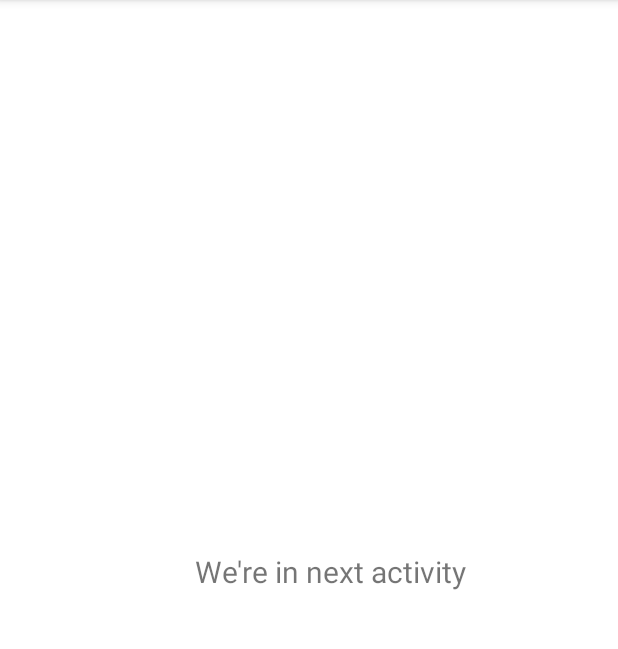
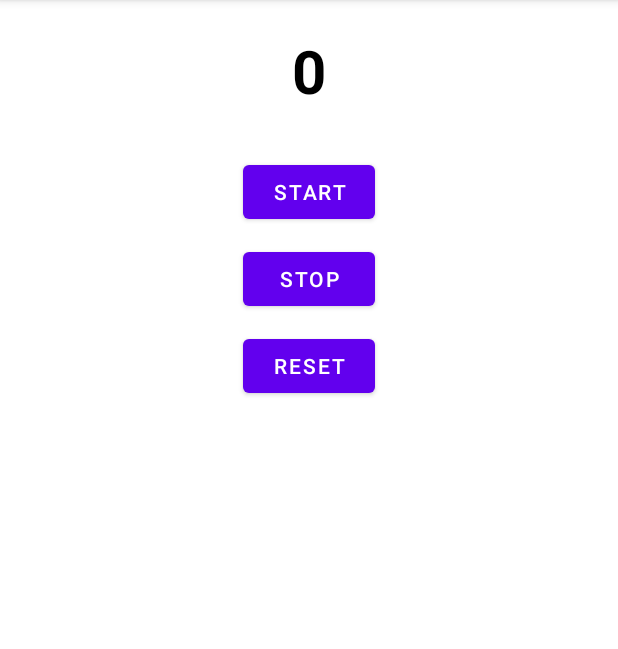
Before and after one commit to AyushMax21/Activity-Lifecycle, an Android app: the NextActivity screen opened directly, with no data from a screen before it, on a phone screen of 412 x 824 dp, the part 84-733 px from its top. Run offline under Robolectric (Android 15) with nearby library versions, the phone set to English and light mode, and no system bars.

Commit message:
onBackPressed, starting timer

```diff
--- a/app/src/main/java/com/eggdevs/androidlifecycle/NextActivity.java
+++ b/app/src/main/java/com/eggdevs/androidlifecycle/NextActivity.java
@@ -4,43 +4,67 @@ import androidx.appcompat.app.AppCompatActivity;
 
 import android.os.Bundle;
 import android.util.Log;
+import android.view.View;
+import android.widget.Button;
+import android.widget.TextView;
 
 public class NextActivity extends AppCompatActivity {
-//Shift + Alt + Mouse Click
+
+   TextView tvTimer;
+   int seconds = 0;
+   boolean running = false;
+
    @Override
    protected void onCreate(Bundle savedInstanceState) {
       super.onCreate(savedInstanceState);
       setContentView(R.layout.activity_main2);
-      Log.i("LearningLifecycle", "NextActivity: Inside onCreate.");
+
+      findViewById(R.id.btnStart).setOnClickListener(new View.OnClickListener() {
+         @Override
+         public void onClick(View view) {
+            startTimer();
+         }
+      });
+
+      findViewById(R.id.btnStop).setOnClickListener(new View.OnClickListener() {
+         @Override
+         public void onClick(View view) {
+            stopTimer();
+         }
+      });
+
+      findViewById(R.id.btnReset).setOnClickListener(new View.OnClickListener() {
+         @Override
+         public void onClick(View view) {
+            resetTimer();
+         }
+      });
+
+      tvTimer = findViewById(R.id.tvTime);
+
+      createTimer();
    }
 
-   @Override
-   protected void onStart() {
-      super.onStart();
-      Log.i("LearningLifecycle", "NextActivity: Inside onStart.");
+   private void createTimer() {
+      tvTimer.setText(String.valueOf(seconds));
    }
 
-   @Override
-   protected void onResume() {
-      super.onResume();
-      Log.i("LearningLifecycle", "NextActivity: Inside onResume.");
+   private void startTimer() {
+      running = true;
+      seconds++;
+      tvTimer.setText(String.valueOf(seconds));
    }
 
-   @Override
-   protected void onPause() {
-      super.onPause();
-      Log.i("LearningLifecycle", "NextActivity: Inside onPause.");
+   private void stopTimer() {
+      running = false;
+      seconds--;
+      tvTimer.setText(String.valueOf(seconds));
    }
 
-   @Override
-   protected void onStop() {
-      super.onStop();
-      Log.i("LearningLifecycle", "NextActivity: Inside onStop.");
+   private void resetTimer() {
+      running = false;
+      seconds = 0;
+      tvTimer.setText(String.valueOf(seconds));
    }
 
-   @Override
-   protected void onDestroy() {
-      super.onDestroy();
-      Log.i("LearningLifecycle", "NextActivity: Inside onDestroy.");
-   }
 }
--- a/app/src/main/res/layout/activity_main2.xml
+++ b/app/src/main/res/layout/activity_main2.xml
@@ -1,23 +1,42 @@
 <?xml version="1.0" encoding="utf-8"?>
-<androidx.constraintlayout.widget.ConstraintLayout xmlns:android="http://schemas.android.com/apk/res/android"
+<LinearLayout xmlns:android="http://schemas.android.com/apk/res/android"
+    android:orientation="vertical"
+    android:gravity="center_horizontal"
     xmlns:app="http://schemas.android.com/apk/res-auto"
     xmlns:tools="http://schemas.android.com/tools"
     android:layout_width="match_parent"
-    android:layout_height="match_parent"
-    tools:context=".MainActivity2">
+    android:layout_height="match_parent">
 
     <TextView
-        android:id="@+id/textView"
+        android:id="@+id/tvTime"
+        android:layout_margin="20sp"
         android:layout_width="wrap_content"
         android:layout_height="wrap_content"
-        android:layout_marginStart="191dp"
-        android:layout_marginTop="353dp"
-        android:layout_marginEnd="162dp"
-        android:textSize="20sp"
-        android:layout_marginBottom="359dp"
-        android:text="We're in next activity"
-        app:layout_constraintBottom_toBottomOf="parent"
-        app:layout_constraintEnd_toEndOf="parent"
-        app:layout_constraintStart_toStartOf="parent"
-        app:layout_constraintTop_toTopOf="parent" />
-</androidx.constraintlayout.widget.ConstraintLayout>
+        android:textColor="@color/black"
+        android:textStyle="bold"
+        android:textSize="40sp"
+        android:text="00:00:00"
+        />
+
+    <Button
+        android:layout_marginTop="10dp"
+        android:id="@+id/btnStart"
+        android:layout_width="wrap_content"
+        android:layout_height="wrap_content"
+        android:text="start" />
+
+    <Button
+        android:id="@+id/btnStop"
+        android:layout_marginTop="10dp"
+        android:layout_width="wrap_content"
+        android:layout_height="wrap_content"
+        android:text="stop" />
+
+    <Button
+        android:layout_marginTop="10dp"
+        android:id="@+id/btnReset"
+        android:layout_width="wrap_content"
+        android:layout_height="wrap_content"
+        android:text="reset" />
+
+</LinearLayout>
```
Also changed, not shown: app/src/main/java/com/eggdevs/androidlifecycle/MainActivity.java (+31 -0 lines).
